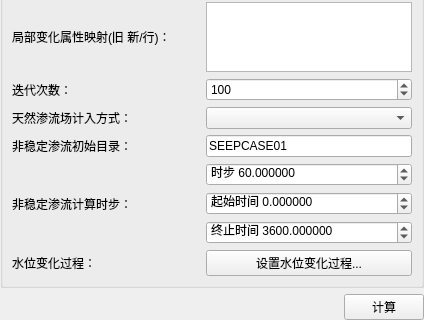
This is plugins/Base_Slover/SeepageWidget.ui in asd977/base_cae as Qt 5 draws it before an edit; both pictures show x 0 to 424 and y 550 to 870 of the 424 by 870 pixel window. The edited form follows.
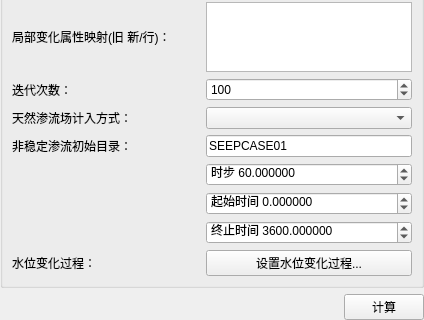
This is the edited form.

Commit message: 固定SEEPCASE01并精简非稳时步标签展示

Patch:
```diff
--- a/plugins/Base_Slover/SeepageWidget.ui
+++ b/plugins/Base_Slover/SeepageWidget.ui
@@ -389,7 +389,7 @@
       <item row="20" column="0">
        <widget class="QLabel" name="labelDtTstaTend">
         <property name="text">
-         <string>非稳定渗流计算时步：</string>
+         <string/>
         </property>
        </widget>
       </item>
```
The commit also changes 1 other file.
